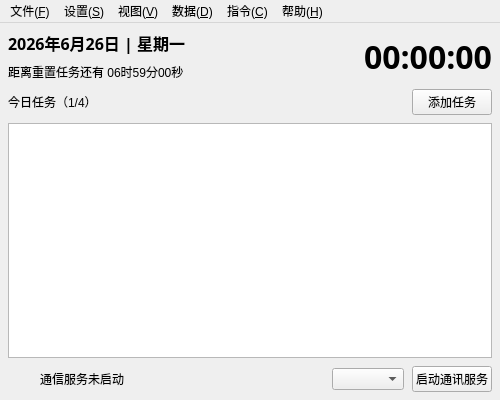
The window that MainWindow.ui (AndroidCoderPeng/TaskDispatcher) describes before a commit, drawn with Qt 5.
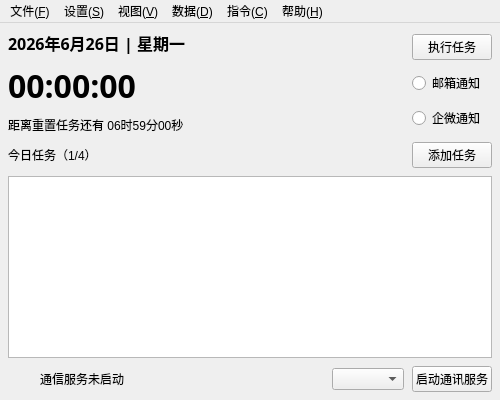
The same window after the commit. Icons and pictures are not drawn.

Commit message: feat(ui): 在主窗口中添加时间标签和任务执行按钮，优化布局和通知选项

```diff
--- a/MainWindow.ui
+++ b/MainWindow.ui
@@ -68,6 +68,20 @@
                                                 </property>
                                             </widget>
                                         </item>
+                                        <item>
+                                            <widget class="QLabel" name="timeLabel">
+                                                <property name="font">
+                                                    <font>
+                                                        <family>IQYHT Black</family>
+                                                        <pointsize>24</pointsize>
+                                                        <bold>true</bold>
+                                                    </font>
+                                                </property>
+                                                <property name="text">
+                                                    <string>00:00:00</string>
+                                                </property>
+                                            </widget>
+                                        </item>
                                         <item>
                                             <widget class="QLabel" name="countDownLabel">
                                                 <property name="text">
@@ -78,18 +92,32 @@
                                     </layout>
                                 </item>
                                 <item>
-                                    <widget class="QLabel" name="timeLabel">
-                                        <property name="font">
-                                            <font>
-                                                <family>IQYHT Black</family>
-                                                <pointsize>24</pointsize>
-                                                <bold>true</bold>
-                                            </font>
+                                    <layout class="QVBoxLayout" name="verticalLayout_3">
+                                        <property name="spacing">
+                                            <number>8</number>
                                         </property>
-                                        <property name="text">
-                                            <string>00:00:00</string>
-                                        </property>
-                                    </widget>
+                                        <item>
+                                            <widget class="QPushButton" name="executeTaskButton">
+                                                <property name="text">
+                                                    <string>执行任务</string>
+                                                </property>
+                                            </widget>
+                                        </item>
+                                        <item>
+                                            <widget class="QRadioButton" name="emailRadioButton">
+                                                <property name="text">
+                                                    <string>邮箱通知</string>
+                                                </property>
+                                            </widget>
+                                        </item>
+                                        <item>
+                                            <widget class="QRadioButton" name="wxRadioButton">
+                                                <property name="text">
+                                                    <string>企微通知</string>
+                                                </property>
+                                            </widget>
+                                        </item>
+                                    </layout>
                                 </item>
                             </layout>
                         </item>
```
